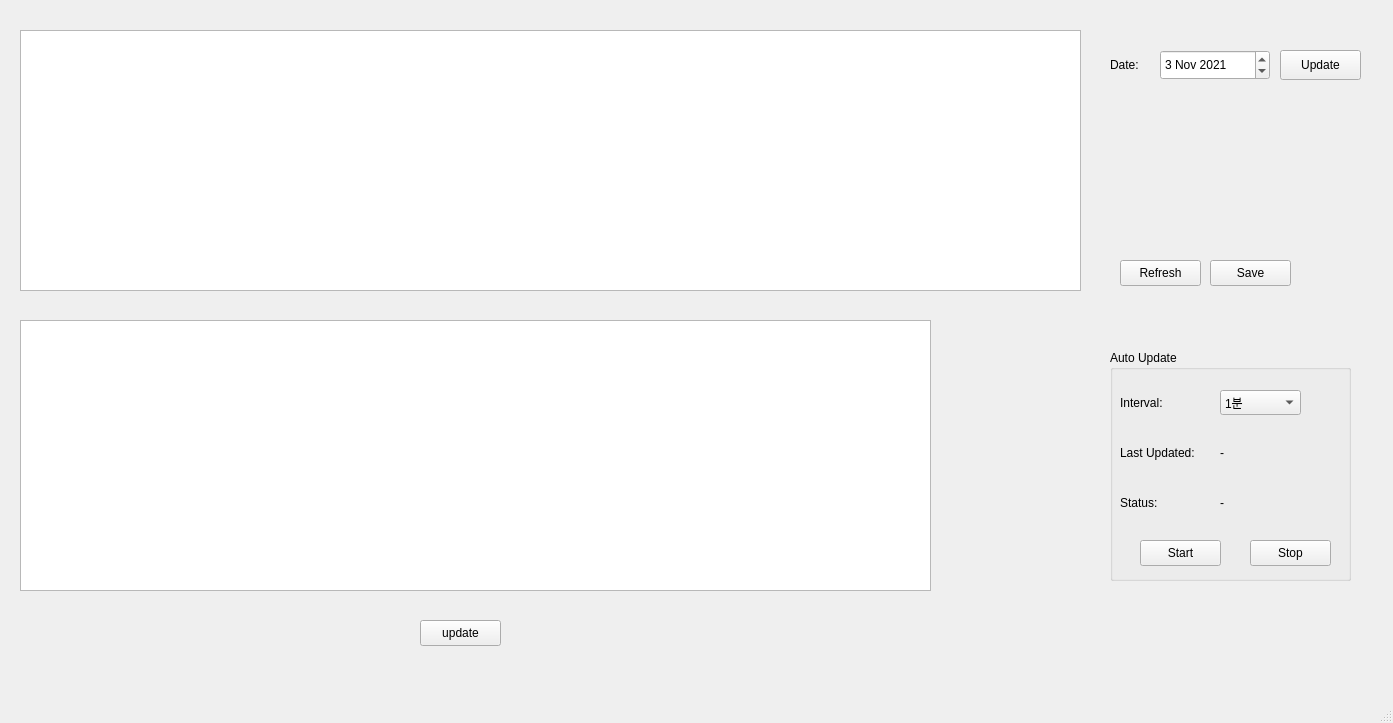
The window that jh.ui (sonmh79/projectJH) describes before a commit, drawn with Qt 5.
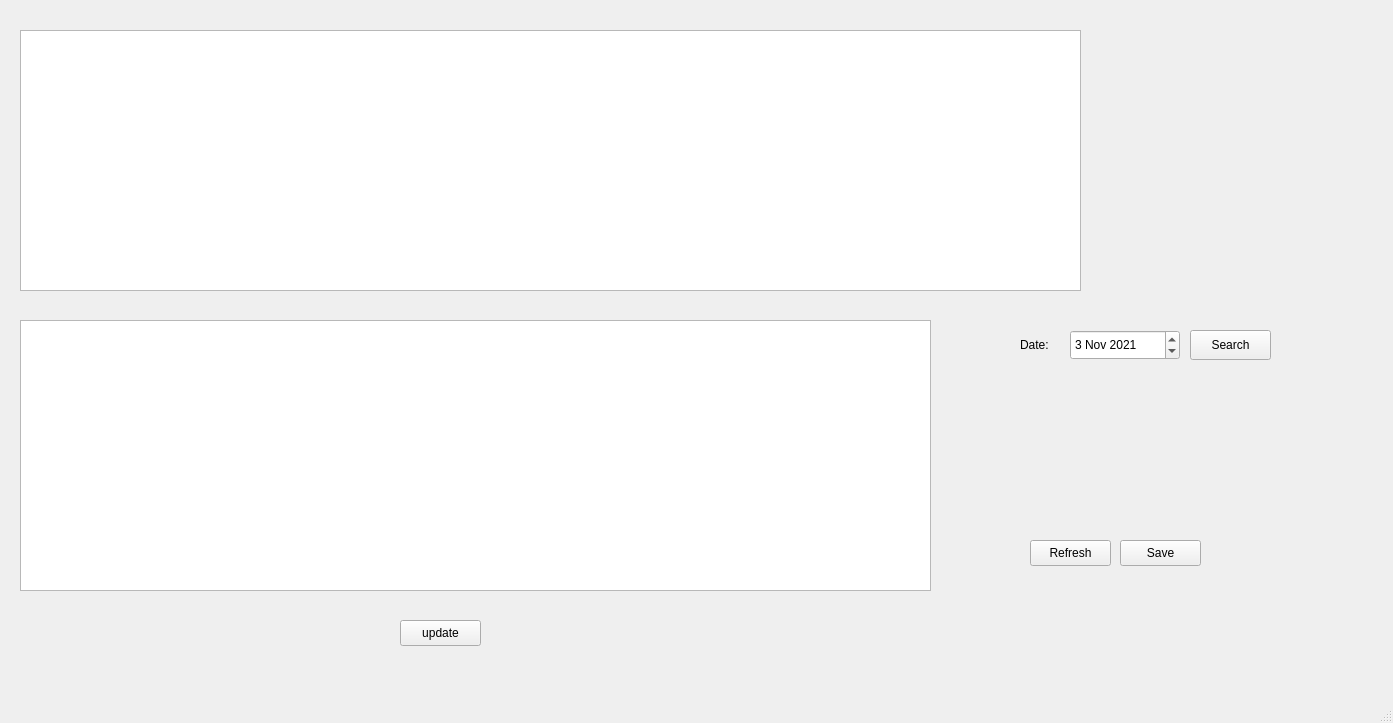
The same window after the commit.

What changed in the file:
```diff
--- a/jh.ui
+++ b/jh.ui
@@ -17,8 +17,8 @@
    <widget class="QDateEdit" name="dateEdit">
     <property name="geometry">
      <rect>
-      <x>1160</x>
-      <y>50</y>
+      <x>1070</x>
+      <y>330</y>
       <width>110</width>
       <height>30</height>
      </rect>
@@ -37,22 +37,22 @@
    <widget class="QPushButton" name="btn_update">
     <property name="geometry">
      <rect>
-      <x>1280</x>
-      <y>50</y>
+      <x>1190</x>
+      <y>330</y>
       <width>81</width>
       <height>30</height>
      </rect>
     </property>
     <property name="text">
-     <string>Update</string>
+     <string>Search</string>
     </property>
    </widget>
    <widget class="QLabel" name="lbl_date">
     <property name="geometry">
      <rect>
-      <x>1110</x>
-      <y>110</y>
-      <width>191</width>
+      <x>1020</x>
+      <y>390</y>
+      <width>250</width>
       <height>20</height>
      </rect>
     </property>
@@ -63,9 +63,9 @@
    <widget class="QLabel" name="lbl_vesselName">
     <property name="geometry">
      <rect>
-      <x>1110</x>
-      <y>130</y>
-      <width>191</width>
+      <x>1020</x>
+      <y>410</y>
+      <width>250</width>
       <height>20</height>
      </rect>
     </property>
@@ -73,150 +73,11 @@
      <string/>
     </property>
    </widget>
-   <widget class="QGroupBox" name="groupBox">
-    <property name="geometry">
-     <rect>
-      <x>1110</x>
-      <y>350</y>
-      <width>241</width>
-      <height>231</height>
-     </rect>
-    </property>
-    <property name="title">
-     <string>Auto Update</string>
-    </property>
-    <widget class="QComboBox" name="cmb_interval">
-     <property name="geometry">
-      <rect>
-       <x>110</x>
-       <y>40</y>
-       <width>81</width>
-       <height>25</height>
-      </rect>
-     </property>
-     <item>
-      <property name="text">
-       <string>1분</string>
-      </property>
-     </item>
-     <item>
-      <property name="text">
-       <string>10분</string>
-      </property>
-     </item>
-     <item>
-      <property name="text">
-       <string>30분</string>
-      </property>
-     </item>
-     <item>
-      <property name="text">
-       <string>1시간</string>
-      </property>
-     </item>
-     <item>
-      <property name="text">
-       <string>10시간</string>
-      </property>
-     </item>
-    </widget>
-    <widget class="QLabel" name="txt_time">
-     <property name="geometry">
-      <rect>
-       <x>110</x>
-       <y>90</y>
-       <width>111</width>
-       <height>25</height>
-      </rect>
-     </property>
-     <property name="text">
-      <string>-</string>
-     </property>
-    </widget>
-    <widget class="QLabel" name="lbl_interval">
-     <property name="geometry">
-      <rect>
-       <x>10</x>
-       <y>40</y>
-       <width>60</width>
-       <height>25</height>
-      </rect>
-     </property>
-     <property name="text">
-      <string>Interval:</string>
-     </property>
-    </widget>
-    <widget class="QLabel" name="lbl_time">
-     <property name="geometry">
-      <rect>
-       <x>10</x>
-       <y>90</y>
-       <width>91</width>
-       <height>25</height>
-      </rect>
-     </property>
-     <property name="text">
-      <string>Last Updated:</string>
-     </property>
-    </widget>
-    <widget class="QLabel" name="txt_status">
-     <property name="geometry">
-      <rect>
-       <x>110</x>
-       <y>140</y>
-       <width>111</width>
-       <height>25</height>
-      </rect>
-     </property>
-     <property name="text">
-      <string>-</string>
-     </property>
-    </widget>
-    <widget class="QLabel" name="lbl_status">
-     <property name="geometry">
-      <rect>
-       <x>10</x>
-       <y>140</y>
-       <width>91</width>
-       <height>25</height>
-      </rect>
-     </property>
-     <property name="text">
-      <string>Status:</string>
-     </property>
-    </widget>
-    <widget class="QPushButton" name="btn_stop">
-     <property name="geometry">
-      <rect>
-       <x>140</x>
-       <y>190</y>
-       <width>81</width>
-       <height>26</height>
-      </rect>
-     </property>
-     <property name="text">
-      <string>Stop</string>
-     </property>
-    </widget>
-    <widget class="QPushButton" name="btn_start">
-     <property name="geometry">
-      <rect>
-       <x>30</x>
-       <y>190</y>
-       <width>81</width>
-       <height>26</height>
-      </rect>
-     </property>
-     <property name="text">
-      <string>Start</string>
-     </property>
-    </widget>
-   </widget>
    <widget class="QLabel" name="label">
     <property name="geometry">
      <rect>
-      <x>1110</x>
-      <y>50</y>
+      <x>1020</x>
+      <y>330</y>
       <width>60</width>
       <height>30</height>
      </rect>
@@ -248,8 +109,8 @@
    <widget class="QPushButton" name="btn_refresh">
     <property name="geometry">
      <rect>
-      <x>1120</x>
-      <y>260</y>
+      <x>1030</x>
+      <y>540</y>
       <width>81</width>
       <height>26</height>
      </rect>
@@ -261,8 +122,8 @@
    <widget class="QPushButton" name="btn_save">
     <property name="geometry">
      <rect>
-      <x>1210</x>
-      <y>260</y>
+      <x>1120</x>
+      <y>540</y>
       <width>81</width>
       <height>26</height>
      </rect>
@@ -285,7 +146,7 @@
    <widget class="QPushButton" name="btn_updateValue">
     <property name="geometry">
      <rect>
-      <x>420</x>
+      <x>400</x>
       <y>620</y>
       <width>81</width>
       <height>26</height>
@@ -298,8 +159,8 @@
    <widget class="QLabel" name="lbl_vesselW">
     <property name="geometry">
      <rect>
-      <x>1110</x>
-      <y>160</y>
+      <x>1020</x>
+      <y>440</y>
       <width>191</width>
       <height>20</height>
      </rect>
```
